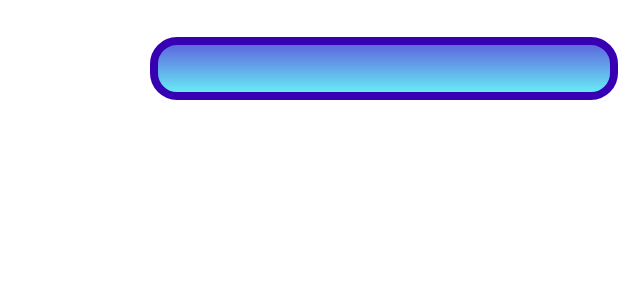
After one commit to igor05max/Proekt, an Android app: the layout message_user.xml on its own in the app's theme, with its tools: preview values and no code run, on a phone screen of 412 x 824 dp. The commit adds this screen. Shown: the top 300 px of the screen. Run offline under Robolectric (Android 15) with nearby library versions, the phone set to English and light mode, and no system bars.

Commit message:
Initial commit

```diff
--- /dev/null
+++ b/app/src/main/res/drawable/message_users.xml
@@ -0,0 +1,16 @@
+<?xml version="1.0" encoding="utf-8"?>
+<shape xmlns:android="http://schemas.android.com/apk/res/android">
+    <stroke
+        android:color="@color/purple_700"
+        android:width="5dp"
+        >
+    </stroke>
+    <corners
+        android:radius="15dp"
+        ></corners>
+    <gradient
+        android:type="linear"
+        android:angle="90"
+        android:startColor="#69F5F7"
+        android:endColor="@color/message" />
+</shape>
--- /dev/null
+++ b/app/src/main/res/layout/message_user.xml
@@ -0,0 +1,34 @@
+<?xml version="1.0" encoding="utf-8"?>
+<LinearLayout xmlns:android="http://schemas.android.com/apk/res/android"
+    android:layout_width="match_parent"
+    android:layout_height="match_parent"
+    android:orientation="vertical"
+    >
+
+    <TextView
+        android:id="@+id/username"
+        android:layout_width="match_parent"
+        android:layout_height="wrap_content"
+        android:textSize="18sp"
+        android:layout_marginLeft="100dp"
+        android:gravity="right"
+        android:textStyle="bold" />
+
+    <LinearLayout
+        android:layout_width="match_parent"
+        android:layout_height="wrap_content"
+        android:layout_marginLeft="100dp"
+        android:background="@drawable/message_users"
+        >
+
+        <TextView
+            android:id="@+id/message_text"
+            android:layout_width="match_parent"
+            android:layout_height="wrap_content"
+            android:layout_margin="10dp"
+
+            android:textSize="16sp" />
+    </LinearLayout>
+
+
+</LinearLayout>
--- a/app/src/main/res/values/colors.xml
+++ b/app/src/main/res/values/colors.xml
@@ -10,4 +10,6 @@
     <color name="white">#FFFFFFFF</color>
     <color name="red">#E34234</color>
     <color name="green">#4cbb17</color>
+
+    <color name="message">#5D5DDD</color>
 </resources>
```
Also changed, not shown: app/src/main/java/com/example/proekt/ChatActivity.java (+31 -7 lines), app/src/main/res/layout/message_item.xml (added, +33 -0 lines).
